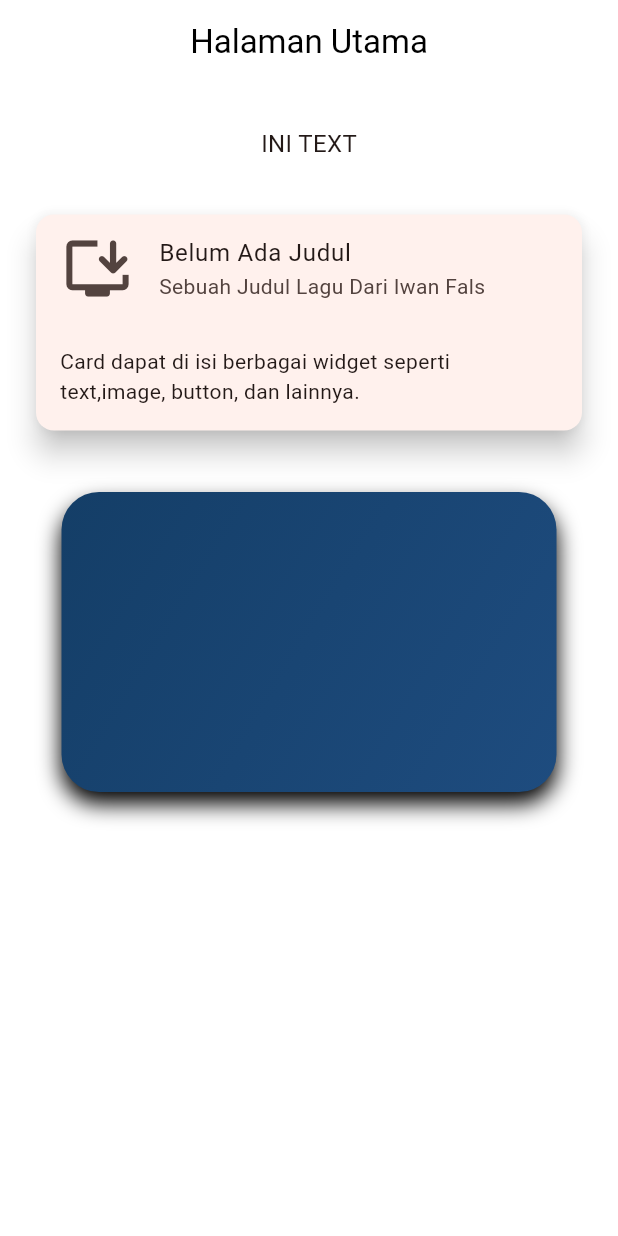
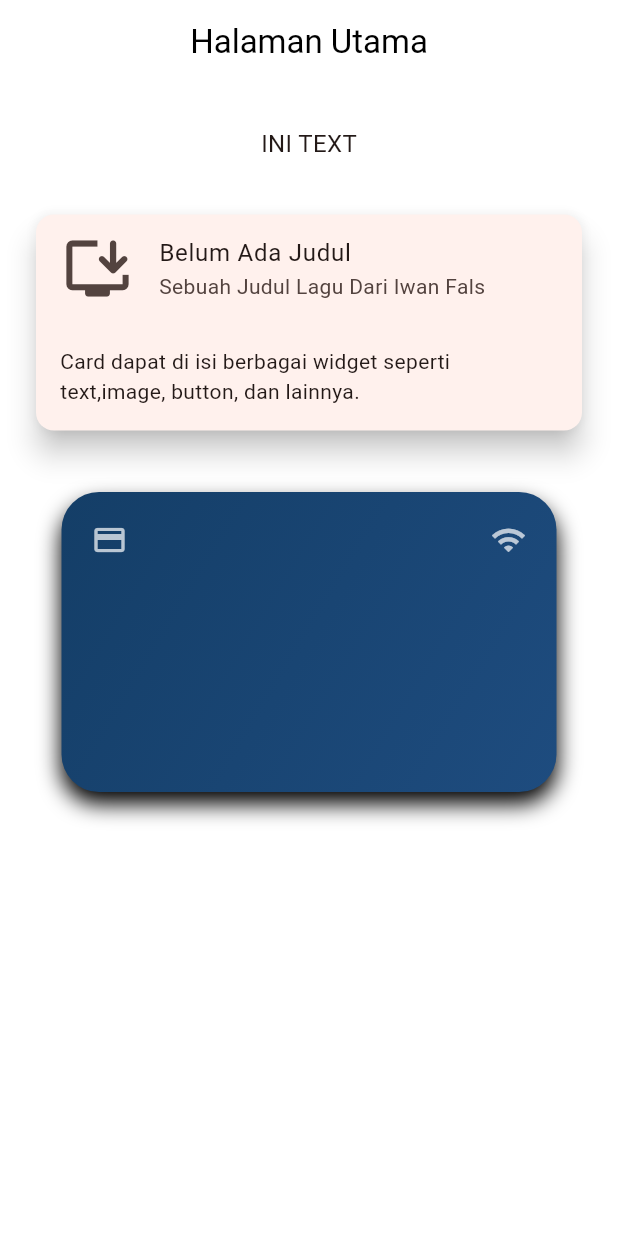
Before and after one commit to ChaerulUmamMaulana/tugas_week_8, a Flutter app: the screen it shows after launch, on a phone screen of 412 x 824 dp. Run offline on Flutter 3.47's test engine with Material 3 defaults, Android fonts, the phone set to English and light mode, and no system bars.

Commit message:
membuat child column untuk menambahakan icon

```diff
--- a/lib/pages/page_card_01.dart
+++ b/lib/pages/page_card_01.dart
@@ -72,6 +72,19 @@ class PageCard01 extends StatelessWidget {
                       ),
                     ],
                   ),
+                    child: Column(
+                    crossAxisAlignment: CrossAxisAlignment.start,
+                    children: [
+
+                      Row(
+                        mainAxisAlignment: MainAxisAlignment.spaceBetween,
+                        children: [
+                          Icon(Icons.credit_card, color: Colors.white70),
+                          Icon(Icons.wifi, color: Colors.white70),
+                        ],
+                      ),
+                    ],
+                    ),
 
                   ),
                 ),
```
